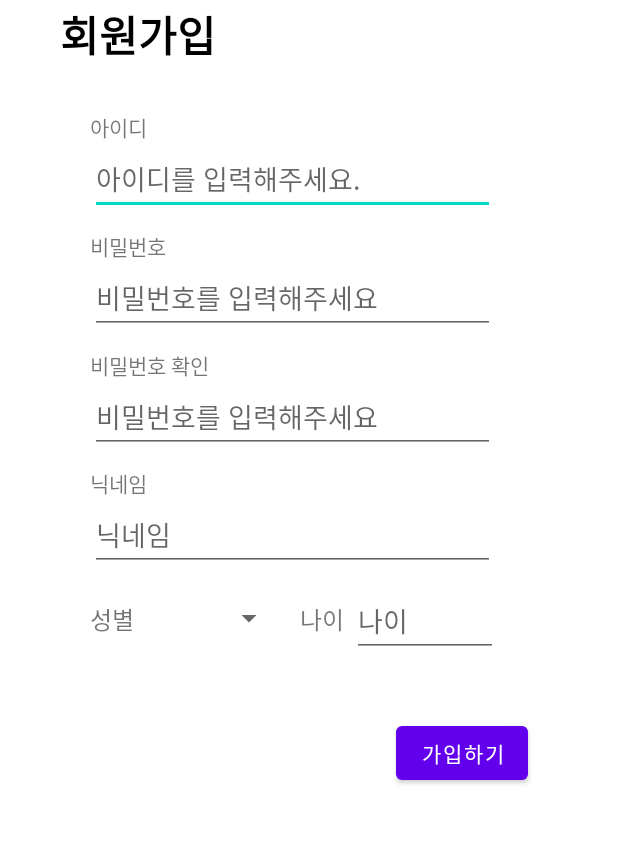
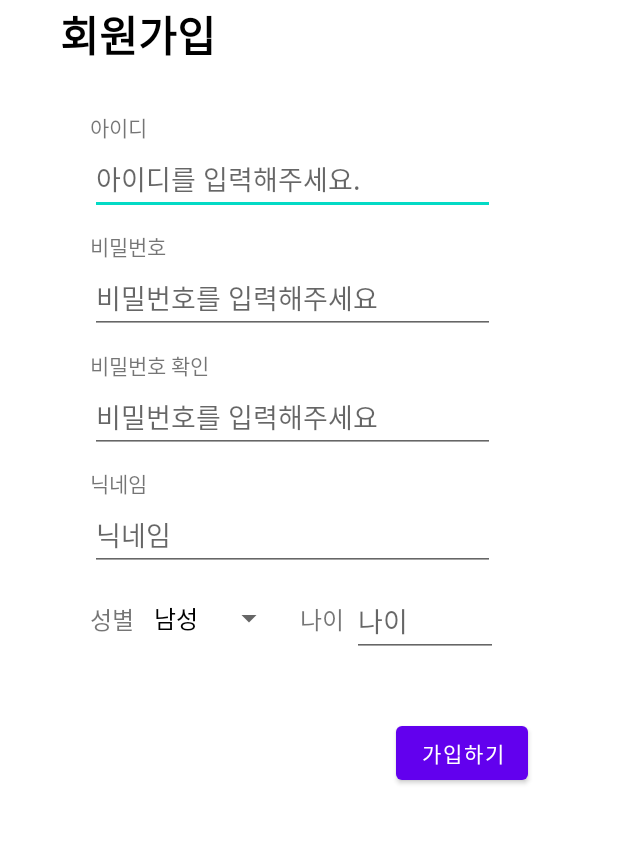
Before and after one commit to notecase17/kr.ac.kumoh.lunchpick, an Android app: the SignUpActivity screen opened directly, with no data from a screen before it, after a tap on "가입하기", on a phone screen of 412 x 824 dp, the part 120-964 px from its top. Run offline under Robolectric (Android 15) with nearby library versions, the phone set to English and light mode, and no system bars.

Commit message:
Edit SignUpActivity.kt (회원가입시 항목별 유휴성 검사 코드 추가)

```diff
--- a/app/src/main/java/kr/ac/kumoh/lunchpick/SignUpActivity.kt
+++ b/app/src/main/java/kr/ac/kumoh/lunchpick/SignUpActivity.kt
@@ -12,9 +12,6 @@ class SignUpActivity : AppCompatActivity() {
 
     private var isBlank = false
     private var isPwSame = false
-    // 아래 item_gender 불러오는 것에서 nullPointerException 에러 발생
-    //var item_gender = resources.getStringArray(R.array.gender)
-    //var spinnerAdapter = ArrayAdapter<String>(this, android.R.layout.simple_spinner_dropdown_item, item_gender)
 
     private lateinit var userGender: String
 
@@ -24,8 +21,10 @@ class SignUpActivity : AppCompatActivity() {
         super.onCreate(savedInstanceState)
         binding= ActivitySignUpBinding.inflate(layoutInflater)
         setContentView(binding.root)
-        /* Spinner 사용 시 코드
-        binding.spGender.adapter = spinnerAdapter
+
+        binding.spGender.adapter = ArrayAdapter<String>(this,
+            android.R.layout.simple_spinner_dropdown_item,
+            resources.getStringArray(R.array.gender))
         binding.spGender.onItemSelectedListener = object : AdapterView.OnItemSelectedListener {
             override fun onItemSelected(
                 parent: AdapterView<*>,
@@ -45,16 +44,6 @@ class SignUpActivity : AppCompatActivity() {
             override fun onNothingSelected(parent: AdapterView<*>?) {
             }
         }
-        */
-
-        /* 라디오 버튼 사용 시 코드
-        binding.gender.setOnCheckedChangeListener { group, checkId ->
-            when(checkId) {
-                R.id.rbMale -> userGender = "남"
-                R.id.rbFemale -> userGender = "여"
-            }
-        }
-        */
 
         binding.btnSignUp.setOnClickListener {
             val userId = binding.editUserId.text.toString()
@@ -63,15 +52,29 @@ class SignUpActivity : AppCompatActivity() {
             val userName = binding.editName.text.toString()
             val userAge = binding.editAge.text.toString()
 
-            if (userId.isEmpty() || userPw1.isEmpty() || userPw2.isEmpty() || userName.isEmpty() || userAge.isEmpty())
-                signUpError("blank")
+            if (signUpCheck(userId, userPw1, userPw2, userName, userAge))
+                Toast.makeText(this, "회원가입 성공!", Toast.LENGTH_SHORT).show()
         }
-
     }
 
-    private fun signUpError(type: String) {
-        when(type) {
-            "blank" -> Toast.makeText(this, "모든 항목을 입력해 주세요", Toast.LENGTH_SHORT).show()
+    private fun signUpCheck(id: String, pw1: String, pw2: String, name: String, age: String): Boolean {
+        if (id.isEmpty() || pw1.isEmpty() || pw2.isEmpty() || name.isEmpty() || age.isEmpty()){
+            Toast.makeText(this, "모든 항목을 입력해주세요.", Toast.LENGTH_SHORT).show()
+            return false
         }
+        if (!pw1.matches("^(?=.*[a-zA-Z0-9])(?=.*[a-zA-Z!@#\$%^&*])(?=.*[0-9!@#\$%^&*]).{8,16}\$".toRegex()))
+        {
+            Toast.makeText(this, "비밀번호는 숫자, 문자, 특수문자 중 2가지를 포함(8~16자)하여 구성해주세요.", Toast.LENGTH_SHORT).show()
+            return false
+        }
+        if (pw1!=pw2) {
+            Toast.makeText(this,"비밀번호가 일치하지 않습니다.", Toast.LENGTH_SHORT).show()
+            return false
+        }
+        if (!name.matches("^(?=.*[a-z0-9가-힣])[a-z0-9가-힣]{2,10}\$".toRegex())) {
+            Toast.makeText(this, "닉네임은 한글, 영어, 숫자만 사용 가능 (2~10자)", Toast.LENGTH_SHORT).show()
+            return false
+        }
+        return true
     }
 }
--- a/app/src/main/res/layout/activity_sign_up.xml
+++ b/app/src/main/res/layout/activity_sign_up.xml
@@ -175,40 +175,7 @@
         app:layout_constraintTop_toBottomOf="@id/editName"
         app:layout_constraintStart_toEndOf="@id/tvAge"
         />
-    <!-- 성별 선택 - 라디오 버튼 사용
-        <LinearLayout
-            android:layout_width="match_parent"
-            android:layout_height="match_parent">
-            <RadioGroup
-                android:id="@+id/gender"
-                android:layout_width="wrap_content"
-                android:layout_height="wrap_content"
-                android:orientation="horizontal">
 
-                <RadioButton
-                    android:id="@+id/rbMale"
-                    android:layout_width="wrap_content"
-                    android:layout_height="wrap_content"
-                    android:text="남자"
-                    app:layout_constraintTop_toTopOf="parent"
-                    app:layout_constraintBottom_toTopOf="@id/tvService"
-                    app:layout_constraintStart_toStartOf="parent"
-                    app:layout_constraintEnd_toEndOf="parent"
-                    />
-
-                <RadioButton
-                    android:id="@+id/rbFemale"
-                    android:layout_width="wrap_content"
-                    android:layout_height="wrap_content"
-                    android:text="여자"
-                    app:layout_constraintTop_toTopOf="parent"
-                    app:layout_constraintBottom_toTopOf="@id/tvService"
-                    app:layout_constraintStart_toStartOf="parent"
-                    app:layout_constraintEnd_toEndOf="parent"
-                    />
-            </RadioGroup>
-        </LinearLayout>
-        -->
         <Button
             android:id="@+id/btnSignUp"
             android:layout_width="wrap_content"
```
